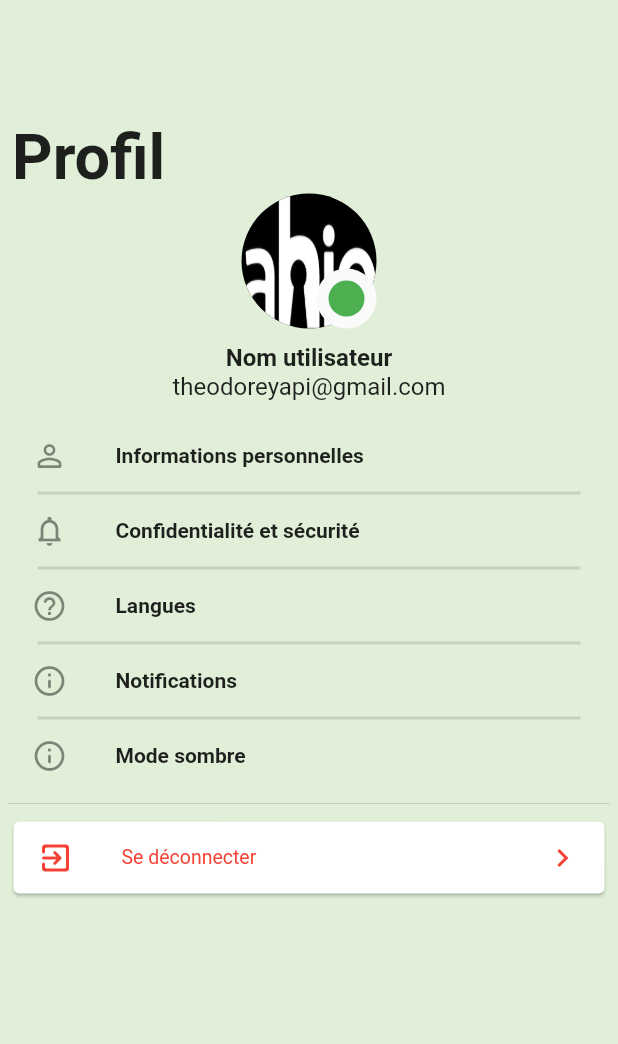
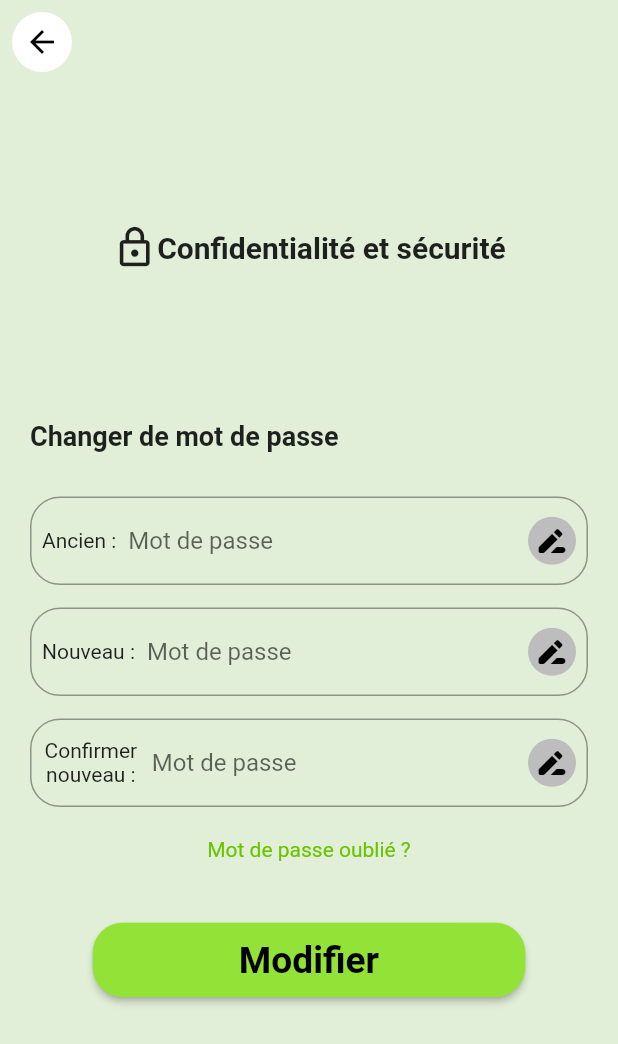
Before and after one commit to opamao/ahio-mobile, a Flutter app: the ProfilScreen screen opened by its route, after a tap on "Confidentialité et sécurité", on a phone screen of 412 x 824 dp. Shown: the top 1044 px of the screen. Run offline on Flutter 3.47's test engine with Material 2 defaults, Android fonts, the light colour scheme and no system bars; our stand-ins replace custom_radio_grouped_button, dropdown_search, flutter_map, gap, hexcolor, image_picker and 8 more; missing offline and left inert: dart:ffi, dropdown_selection; accounts and stored records are empty.

Commit message:
modification vue profil

```diff
--- a/lib/common/theme.dart
+++ b/lib/common/theme.dart
@@ -56,18 +56,22 @@ AlertDialog alartDialog(String title, String content, BuildContext context) {
     content: Text(content),
     actions: [
       TextButton(
-        child: Text(
-          "OK",
-          style: TextStyle(color: Colors.white),
-        ),
         style: ButtonStyle(
             backgroundColor: MaterialStateProperty.all(Colors.black38)),
         onPressed: () {
           Navigator.of(context).pop();
         },
+        child: const Text(
+          "OK",
+          style: TextStyle(color: Colors.white),
+        ),
       ),
     ],
   );
 }
 
 class LoginFormStyle {}
+
+//Les differentes couleurs de l'application
+Color couleurFond = const Color.fromRGBO(225, 239, 216, 1.0);
+Color couleurTransparant = Colors.transparent;
--- a/lib/home/profil/profil_screen.dart
+++ b/lib/home/profil/profil_screen.dart
@@ -1,4 +1,6 @@
+import 'package:ahio/common/theme.dart';
 import 'package:ahio/home/profil/edit_profil.dart';
+import 'package:ahio/home/profil/profil_security.dart';
 import 'package:ahio/login.dart';
 import 'dart:convert';
 
@@ -33,7 +35,7 @@ class _ProfilScreenState extends State<ProfilScreen> {
   @override
   Widget build(BuildContext context) {
     return Scaffold(
-      backgroundColor: const Color.fromRGBO(225, 239, 216, 1.0),
+      backgroundColor: couleurFond,
       body: Column(
         children: [
           const Expanded(child: _TopPortion()),
@@ -59,7 +61,14 @@ class _autresState extends State<_autres> {
     return ListView(
       children: <Widget>[
         ListTile(
-          onTap: () {},
+          onTap: () {
+            Navigator.push(
+              context,
+              MaterialPageRoute(
+                builder: (context) => const EditProfil(),
+              ),
+            );
+          },
           dense: true,
           leading: const Icon(Icons.person_outline_rounded),
           title: const Text(
@@ -77,8 +86,15 @@ class _autresState extends State<_autres> {
           height: 2,
         ),
         ListTile(
-          onTap: () {},
-          leading: const Icon(Icons.notifications_none_rounded),
+          onTap: () {
+            Navigator.push(
+              context,
+              MaterialPageRoute(
+                builder: (context) => const securityProfil(),
+              ),
+            );
+          },
+          leading: const Icon(Icons.lock_outlined),
           title: const Text(
             "Confidentialité et sécurité",
             style: TextStyle(
@@ -96,7 +112,7 @@ class _autresState extends State<_autres> {
         ),
         ListTile(
           onTap: () {},
-          leading: const Icon(Icons.help_outline_rounded),
+          leading: const Icon(Icons.translate_outlined),
           title: const Text(
             "Langues",
             style: TextStyle(
@@ -114,7 +130,7 @@ class _autresState extends State<_autres> {
         ),
         ListTile(
           onTap: () {},
-          leading: const Icon(Icons.info_outline_rounded),
+          leading: const Icon(Icons.notifications_outlined),
           title: const Text(
             "Notifications",
             style: TextStyle(
@@ -132,7 +148,7 @@ class _autresState extends State<_autres> {
         ),
         ListTile(
           onTap: () {},
-          leading: const Icon(Icons.info_outline_rounded),
+          leading: const Icon(Icons.exit_to_app_rounded),
           title: const Text(
             "Mode sombre",
             style: TextStyle(
@@ -143,8 +159,7 @@ class _autresState extends State<_autres> {
           dense: true,
         ),
         const Divider(),
-        Card(
-          child: ListTile(
+        ListTile(
           onTap: () => showDialog<String>(
             context: context,
             builder: (BuildContext context) => AlertDialog(
@@ -179,11 +194,13 @@ class _autresState extends State<_autres> {
           ),
           title: const Text(
             "Se déconnecter",
-              style: TextStyle(color: Colors.red),
+            style: TextStyle(
+              fontSize: 14,
+              fontWeight: FontWeight.bold,
+              color: Colors.red,
             ),
-            trailing: const Icon(Icons.navigate_next, color: Colors.red),
+          ),
           dense: true,
-          ),
         ),
       ],
     );
@@ -259,7 +276,7 @@ class _TopPortionState extends State<_TopPortion> {
         const Align(
           alignment: Alignment.centerLeft,
           child: Padding(
-            padding: EdgeInsets.only(left: 8),
+            padding: EdgeInsets.only(left: 20),
             child: Text(
               "Profil",
               style: TextStyle(
@@ -282,7 +299,9 @@ class _TopPortionState extends State<_TopPortion> {
                     color: Colors.black,
                     shape: BoxShape.circle,
                     image: DecorationImage(
-                        fit: BoxFit.fill, image: AssetImage("images/ahio.png")),
+                      fit: BoxFit.fill,
+                      image: AssetImage("images/ahio.png"),
+                    ),
                   ),
                 ),
                 Positioned(
@@ -304,10 +323,10 @@ class _TopPortionState extends State<_TopPortion> {
             ),
           ),
         ),
-        SizedBox(
+        const SizedBox(
           height: 10,
         ),
-        Text(
+        const Text(
           "Nom utilisateur",
           textAlign: TextAlign.center,
           style: TextStyle(
@@ -315,7 +334,7 @@ class _TopPortionState extends State<_TopPortion> {
             fontWeight: FontWeight.bold,
           ),
         ),
-        Text(
+        const Text(
           "theodoreyapi@gmail.com",
           textAlign: TextAlign.center,
           style: TextStyle(
--- /dev/null
+++ b/lib/home/profil/profil_security.dart
@@ -0,0 +1,356 @@
+import 'dart:convert';
+
+import 'package:ahio/common/theme.dart';
+import 'package:flutter/material.dart';
+import 'package:gap/gap.dart';
+import 'package:hexcolor/hexcolor.dart';
+import 'package:sizer/sizer.dart';
+import 'package:ahio/common/constance.dart';
+import 'package:shared_preferences/shared_preferences.dart';
+import 'package:http/http.dart' as http;
+
+class securityProfil extends StatefulWidget {
+  const securityProfil({super.key});
+
+  @override
+  State<securityProfil> createState() => _securityProfilState();
+}
+
+class _securityProfilState extends State<securityProfil> {
+  final _formkey = GlobalKey<FormState>();
+
+  final _snackBar = const SnackBar(
+    content: Text('Tous les champs sont obligatoires'),
+    backgroundColor: Colors.red,
+  );
+
+  late String token, nom, telephone, mail, type = "";
+  var name, phone, email;
+
+  @override
+  void initState() {
+    super.initState();
+    getCred();
+  }
+
+  void getCred() async {
+    SharedPreferences pref = await SharedPreferences.getInstance();
+    setState(() {
+      token = pref.getString("access_token")!;
+      nom = pref.getString("nom")!;
+      telephone = pref.getString("phone")!;
+      mail = pref.getString("email")!;
+      type = pref.getString("token_type")!;
+
+      name = TextEditingController(text: nom);
+      phone = TextEditingController(text: telephone);
+      email = TextEditingController(text: mail);
+    });
+  }
+
+  var password = TextEditingController();
+
+  @override
+  Widget build(BuildContext context) {
+    return Scaffold(
+      extendBodyBehindAppBar: true,
+      appBar: AppBar(
+        backgroundColor: couleurTransparant,
+        elevation: 0,
+        leading: IconButton(
+          onPressed: () {
+            Navigator.pop(context);
+          },
+          icon: const CircleAvatar(
+            backgroundColor: Colors.white,
+            child: Icon(
+              Icons.arrow_back,
+              color: Colors.black,
+            ),
+          ),
+        ),
+      ),
+      backgroundColor: couleurFond,
+      body: SingleChildScrollView(
+        child: Column(
+          mainAxisAlignment: MainAxisAlignment.center,
+          crossAxisAlignment: CrossAxisAlignment.center,
+          children: [
+            const Gap(150),
+            Row(
+              mainAxisAlignment: MainAxisAlignment.center,
+              children: const [
+                Icon(
+                  Icons.lock_outlined,
+                  size: 30,
+                ),
+                Text(
+                  'Confidentialité et sécurité',
+                  style: TextStyle(
+                    fontSize: 20,
+                    fontWeight: FontWeight.bold,
+                  ),
+                ),
+              ],
+            ),
+            const Gap(100),
+            Column(
+              mainAxisAlignment: MainAxisAlignment.start,
+              crossAxisAlignment: CrossAxisAlignment.start,
+              children: [
+                const Padding(
+                  padding: EdgeInsets.only(left: 20),
+                  child: Text(
+                    'Changer de mot de passe',
+                    textAlign: TextAlign.left,
+                    style: TextStyle(
+                      fontSize: 18,
+                      fontWeight: FontWeight.bold,
+                    ),
+                  ),
+                ),
+                Center(
+                  child: Container(
+                    margin: const EdgeInsets.all(20),
+                    child: Form(
+                      key: _formkey,
+                      child: Column(
+                        crossAxisAlignment: CrossAxisAlignment.center,
+                        children: [
+                          const SizedBox(
+                            height: 10,
+                          ),
+                          TextFormField(
+                            controller: name,
+                            textInputAction: TextInputAction.done,
+                            obscureText: true,
+                            decoration: InputDecoration(
+                              border: OutlineInputBorder(
+                                borderRadius: BorderRadius.circular(20),
+                              ),
+                              hintText: "Mot de passe",
+                              prefixIcon: Column(
+                                mainAxisAlignment: MainAxisAlignment.center,
+                                children: const [
+                                  Padding(
+                                    padding: EdgeInsets.all(8.0),
+                                    child: Text(
+                                      "Ancien :",
+                                      textAlign: TextAlign.center,
+                                    ),
+                                  ),
+                                ],
+                              ),
+                              suffixIcon: Container(
+                                margin: const EdgeInsets.all(8),
+                                decoration: const BoxDecoration(
+                                  color: Color(0xFFBDBDBD),
+                                  borderRadius: BorderRadius.all(
+                                    Radius.circular(20),
+                                  ),
+                                ),
+                                child: const Icon(
+                                  Icons.drive_file_rename_outline_rounded,
+                                  color: Colors.black,
+                                ),
+                              ),
+                            ),
+                            keyboardType: TextInputType.text,
+                            validator: (value) {
+                              if (value!.isEmpty) {
+                                return "Veillez entrer votre mot de passe actuel";
+                              } else {
+                                return null;
+                              }
+                            },
+                          ),
+                          const SizedBox(
+                            height: 15,
+                          ),
+                          TextFormField(
+                            keyboardType: TextInputType.number,
+                            controller: phone,
+                            obscureText: true,
+                            textInputAction: TextInputAction.done,
+                            decoration: InputDecoration(
+                              border: OutlineInputBorder(
+                                borderRadius: BorderRadius.circular(20),
+                              ),
+                              hintText: "Mot de passe",
+                              prefixIcon: Column(
+                                mainAxisAlignment: MainAxisAlignment.center,
+                                children: const [
+                                  Padding(
+                                    padding: EdgeInsets.all(8.0),
+                                    child: Text(
+                                      "Nouveau :",
+                                      textAlign: TextAlign.center,
+                                    ),
+                                  ),
+                                ],
+                              ),
+                              suffixIcon: Container(
+                                margin: const EdgeInsets.all(8),
+                                decoration: const BoxDecoration(
+                                  color: Color(0xFFBDBDBD),
+                                  borderRadius: BorderRadius.all(
+                                    Radius.circular(20),
+                                  ),
+                                ),
+                                child: const Icon(
+                                  Icons.drive_file_rename_outline_rounded,
+                                  color: Colors.black,
+                                ),
+                              ),
+                            ),
+                            validator: (value) {
+                              if (value!.isEmpty) {
+                                return "Veuillez entrer votre nouveau mot de passe";
+                              } else {
+                                return null;
+                              }
+                            },
+                          ),
+                          const SizedBox(
+                            height: 15,
+                          ),
+                          TextFormField(
+                            controller: email,
+                            textInputAction: TextInputAction.done,
+                            decoration: InputDecoration(
+                              border: OutlineInputBorder(
+                                borderRadius: BorderRadius.circular(20),
+                              ),
+                              hintText: "Mot de passe",
+                              prefixIcon: Column(
+                                mainAxisAlignment: MainAxisAlignment.center,
+                                children: const [
+                                  Padding(
+                                    padding: EdgeInsets.all(8.0),
+                                    child: Text(
+                                      "Confirmer \nnouveau :",
+                                      textAlign: TextAlign.center,
+                                    ),
+                                  ),
+                                ],
+                              ),
+                              suffixIcon: Container(
+                                margin: const EdgeInsets.all(8),
+                                decoration: const BoxDecoration(
+                                  color: Color(0xFFBDBDBD),
+                                  borderRadius: BorderRadius.all(
+                                    Radius.circular(20),
+                                  ),
+                                ),
+                                child: const Icon(
+                                  Icons.drive_file_rename_outline_rounded,
+                                  color: Colors.black,
+                                ),
+                              ),
+                            ),
+                            keyboardType: TextInputType.emailAddress,
+                            validator: (value) {
+                              if (value!.isEmpty) {
+                                return "Veillez entrer confirmer votre nouveau mot de passe";
+                              } else {
+                                return null;
+                              }
+                            },
+                          ),
+                          const Gap(20),
+                          const Text(
+                            "Mot de passe oublié ?",
+                            style: TextStyle(
+                              color: Color.fromRGBO(106, 196, 0, 1),
+                              fontWeight: FontWeight.normal,
+                            ),
+                          ),
+                          SizedBox(
+                            height: 10.w,
+                          ),
+                          SizedBox(
+                            width: 70.0.w,
+                            height: 6.h,
+                            child: ElevatedButton(
+                              style: ElevatedButton.styleFrom(
+                                backgroundColor: HexColor("#93E237"),
+                                shape: RoundedRectangleBorder(
+                                  borderRadius: BorderRadius.circular(20),
+                                ),
+                              ),
+                              onPressed: () async {
+                                if (_formkey.currentState!.validate()) {
+                                  register();
+                                } else {
+                                  ScaffoldMessenger.of(context)
+                                      .showSnackBar(_snackBar);
+                                }
+                              },
+                              child: Text(
+                                "Modifier",
+                                style: TextStyle(
+                                    fontSize: 6.w,
+                                    color: Colors.black,
+                                    fontWeight: FontWeight.bold),
+                              ),
+                            ),
+                          ),
+                        ],
+                      ),
+                    ),
+                  ),
+                ),
+              ],
+            ),
+          ],
+        ),
+      ),
+    );
+  }
+
+  void register() async {
+    var reponse = await http.post(
+        Uri.parse(
+          "${constance.urlApi}updateProfil",
+        ),
+        body: ({
+          'name': name.text,
+          'email': email.text,
+          'phone': phone.text,
+          'password': password.text
+        }),
+        headers: {
+          'Authorization': '$type $token',
+        });
+
+    print(reponse.statusCode);
+
+    if (reponse.statusCode == 200) {
+      var resp = json.decode(reponse.body);
+
+      var response = resp["response"];
+      var message = resp["message"];
+
+      if (response == 'SUCCESS') {
+        ScaffoldMessenger.of(context)
+            .showSnackBar(SnackBar(content: Text("${message}")));
+
+        //pageRoute(phone.text, password.text);
+      } else if (response == 'ERREUR') {
+        ScaffoldMessenger.of(context)
+            .showSnackBar(SnackBar(content: Text("${resp["object"]}")));
+      }
+    } else {
+      var resp = json.decode(reponse.body);
+
+      ScaffoldMessenger.of(context)
+          .showSnackBar(SnackBar(content: Text("${resp["message"]}")));
+    }
+  }
+/**
+    void pageRoute(String phone, String password) async {
+    SharedPreferences pref = await SharedPreferences.getInstance();
+    await pref.setString("phone", phone);
+    await pref.setString("passwword", password);
+    }*/
+}
--- a/lib/main.dart
+++ b/lib/main.dart
@@ -31,7 +31,7 @@ class MyApp extends StatelessWidget {
           theme: ThemeData(
             primarySwatch: Colors.green,
           ),
-          initialRoute: "/profil",
+          initialRoute: "/splash_screen",
           routes: {
             '/login': (context) => const Login(),
             '/splash_screen': (context) => const SplashScreenn(),
```
Also changed, not shown: lib/home/profil/edit_profil.dart (+136 -108 lines), pubspec.lock. Lines whose indentation alone changed are shown as unchanged.
